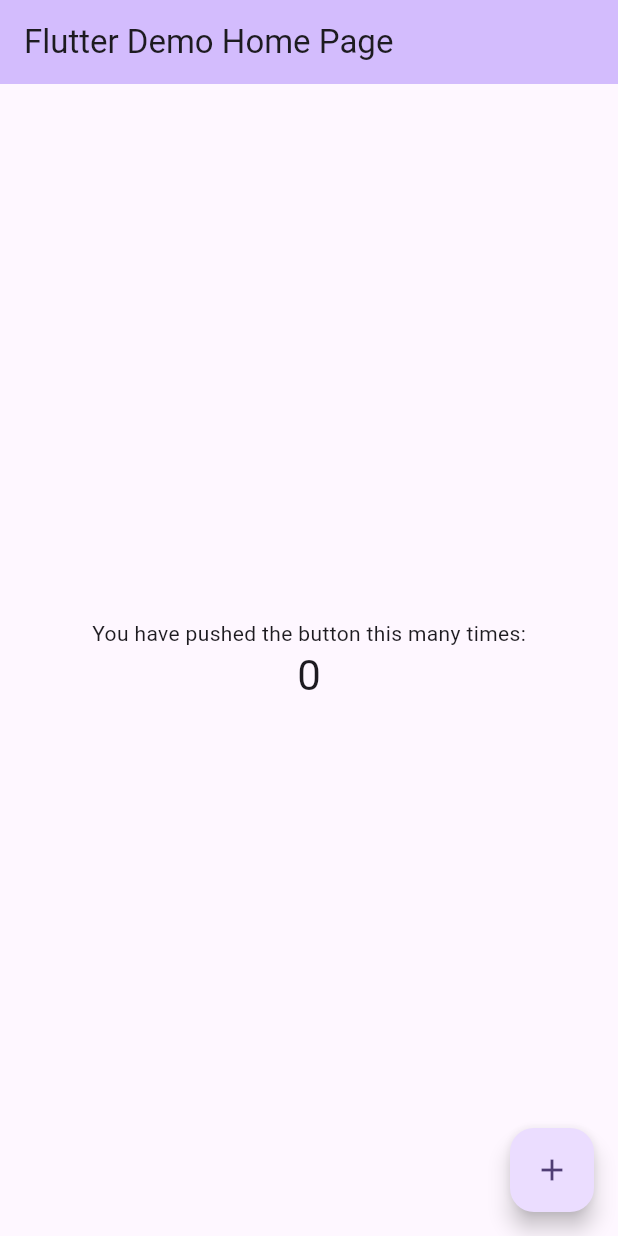
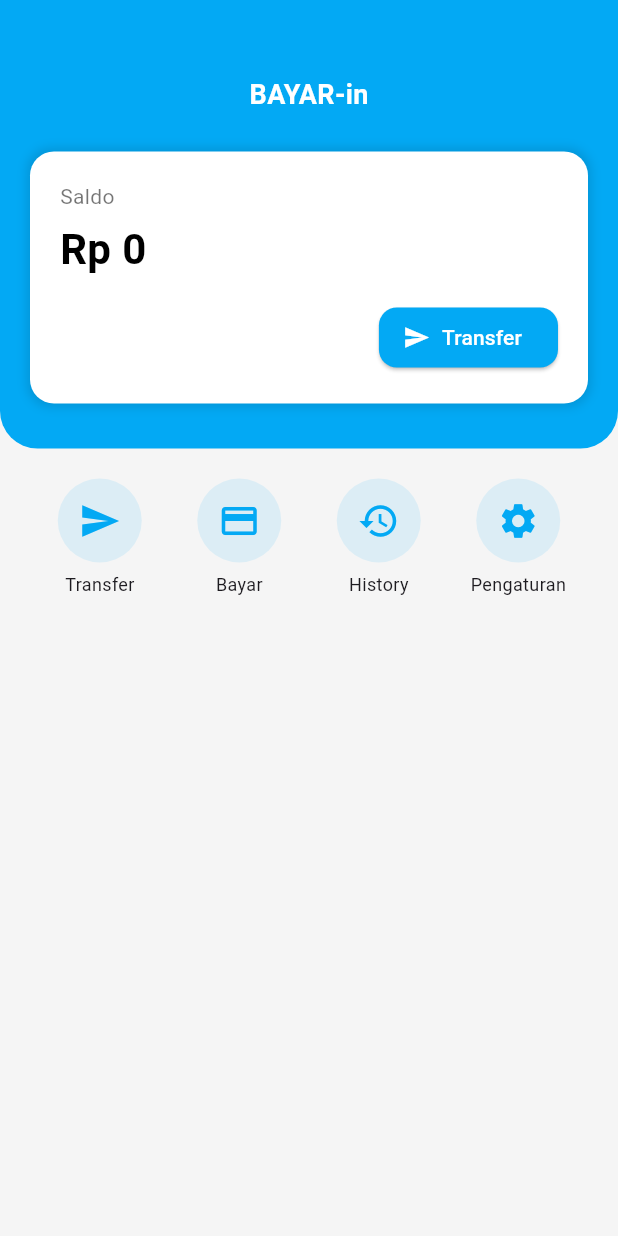
Before and after one commit to Yandhizkia/e_wallet_uts, a Flutter app: the screen it shows after launch, on a phone screen of 412 x 824 dp. Run offline on Flutter 3.47's test engine with Material 3 defaults, Android fonts, the phone set to English and light mode, and no system bars.

Commit message:
Homescreen & Transfer1

```diff
--- a/lib/main.dart
+++ b/lib/main.dart
@@ -1,4 +1,5 @@
 import 'package:flutter/material.dart';
+import 'screen/HomeScreen.dart';
 
 void main() {
   runApp(const MyApp());
@@ -7,116 +8,15 @@ void main() {
 class MyApp extends StatelessWidget {
   const MyApp({super.key});
 
-  // This widget is the root of your application.
   @override
   Widget build(BuildContext context) {
     return MaterialApp(
-      title: 'Flutter Demo',
+      debugShowCheckedModeBanner: false,
+      title: "E-Wallet",
       theme: ThemeData(
-        // This is the theme of your application.
-        //
-        // TRY THIS: Try running your application with "flutter run". You'll see
-        // the application has a purple toolbar. Then, without quitting the app,
-        // try changing the seedColor in the colorScheme below to Colors.green
-        // and then invoke "hot reload" (save your changes or press the "hot
-        // reload" button in a Flutter-supported IDE, or press "r" if you used
-        // the command line to start the app).
-        //
-        // Notice that the counter didn't reset back to zero; the application
-        // state is not lost during the reload. To reset the state, use hot
-        // restart instead.
-        //
-        // This works for code too, not just values: Most code changes can be
-        // tested with just a hot reload.
-        colorScheme: ColorScheme.fromSeed(seedColor: Colors.deepPurple),
+        primarySwatch: Colors.deepPurple,
       ),
-      home: const MyHomePage(title: 'Flutter Demo Home Page'),
+      home: const HomeScreen(),
     );
   }
 }
-
-class MyHomePage extends StatefulWidget {
-  const MyHomePage({super.key, required this.title});
-
-  // This widget is the home page of your application. It is stateful, meaning
-  // that it has a State object (defined below) that contains fields that affect
-  // how it looks.
-
-  // This class is the configuration for the state. It holds the values (in this
-  // case the title) provided by the parent (in this case the App widget) and
-  // used by the build method of the State. Fields in a Widget subclass are
-  // always marked "final".
-
-  final String title;
-
-  @override
-  State<MyHomePage> createState() => _MyHomePageState();
-}
-
-class _MyHomePageState extends State<MyHomePage> {
-  int _counter = 0;
-
-  void _incrementCounter() {
-    setState(() {
-      // This call to setState tells the Flutter framework that something has
-      // changed in this State, which causes it to rerun the build method below
-      // so that the display can reflect the updated values. If we changed
-      // _counter without calling setState(), then the build method would not be
-      // called again, and so nothing would appear to happen.
-      _counter++;
-    });
-  }
-
-  @override
-  Widget build(BuildContext context) {
-    // This method is rerun every time setState is called, for instance as done
-    // by the _incrementCounter method above.
-    //
-    // The Flutter framework has been optimized to make rerunning build methods
-    // fast, so that you can just rebuild anything that needs updating rather
-    // than having to individually change instances of widgets.
-    return Scaffold(
-      appBar: AppBar(
-        // TRY THIS: Try changing the color here to a specific color (to
-        // Colors.amber, perhaps?) and trigger a hot reload to see the AppBar
-        // change color while the other colors stay the same.
-        backgroundColor: Theme.of(context).colorScheme.inversePrimary,
-        // Here we take the value from the MyHomePage object that was created by
-        // the App.build method, and use it to set our appbar title.
-        title: Text(widget.title),
-      ),
-      body: Center(
-        // Center is a layout widget. It takes a single child and positions it
-        // in the middle of the parent.
-        child: Column(
-          // Column is also a layout widget. It takes a list of children and
-          // arranges them vertically. By default, it sizes itself to fit its
-          // children horizontally, and tries to be as tall as its parent.
-          //
-          // Column has various properties to control how it sizes itself and
-          // how it positions its children. Here we use mainAxisAlignment to
-          // center the children vertically; the main axis here is the vertical
-          // axis because Columns are vertical (the cross axis would be
-          // horizontal).
-          //
-          // TRY THIS: Invoke "debug painting" (choose the "Toggle Debug Paint"
-          // action in the IDE, or press "p" in the console), to see the
-          // wireframe for each widget.
-          mainAxisAlignment: MainAxisAlignment.center,
-          children: <Widget>[
-            const Text('You have pushed the button this many times:'),
-            Text(
-              '$_counter',
-              style: Theme.of(context).textTheme.headlineMedium,
-            ),
-          ],
-        ),
-      ),
-      floatingActionButton: FloatingActionButton(
-        onPressed: _incrementCounter,
-        tooltip: 'Increment',
-        child: const Icon(Icons.add),
-      ), // This trailing comma makes auto-formatting nicer for build methods.
-    );
-  }
-}
--- /dev/null
+++ b/lib/screen/HomeScreen.dart
@@ -0,0 +1,168 @@
+import 'package:flutter/material.dart';
+import 'package:intl/intl.dart';
+import 'transfer_file.dart';
+
+class HomeScreen extends StatefulWidget {
+  const HomeScreen({super.key});
+
+  @override
+  State<HomeScreen> createState() => _HomeScreenState();
+}
+
+class _HomeScreenState extends State<HomeScreen> {
+  double saldo = 0;
+  final formatCurrency = NumberFormat.currency(locale: 'id_ID', symbol: 'Rp ');
+
+  void _updateSaldo(double newSaldo) {
+    setState(() {
+      saldo = newSaldo;
+    });
+  }
+
+  @override
+  Widget build(BuildContext context) {
+    return Scaffold(
+      backgroundColor: Colors.grey[100],
+      body: SingleChildScrollView(
+        child: Column(
+          children: [
+            Container(
+              padding: const EdgeInsets.only(
+                top: 50,
+                left: 20,
+                right: 20,
+                bottom: 30,
+              ),
+              decoration: const BoxDecoration(
+                color: Colors.lightBlue,
+                borderRadius: BorderRadius.only(
+                  bottomLeft: Radius.circular(25),
+                  bottomRight: Radius.circular(25),
+                ),
+              ),
+              child: Column(
+                crossAxisAlignment: CrossAxisAlignment.start,
+                children: [
+                  Row(
+                    mainAxisAlignment: MainAxisAlignment.center,
+                    children: const [
+                      Text(
+                        "BAYAR-in",
+                        style: TextStyle(
+                          color: Colors.white,
+                          fontSize: 18,
+                          fontWeight: FontWeight.bold,
+                        ),
+                      ),
+                    ],
+                  ),
+                  const SizedBox(height: 25),
+
+                  // Card saldo
+                  Container(
+                    width: double.infinity,
+                    padding: const EdgeInsets.all(20),
+                    decoration: BoxDecoration(
+                      color: Colors.white,
+                      borderRadius: BorderRadius.circular(16),
+                      boxShadow: [
+                        BoxShadow(
+                          color: Colors.black12,
+                          blurRadius: 5,
+                          spreadRadius: 2,
+                        ),
+                      ],
+                    ),
+                    child: Column(
+                      crossAxisAlignment: CrossAxisAlignment.start,
+                      children: [
+                        const Text(
+                          "Saldo",
+                          style: TextStyle(color: Colors.black54, fontSize: 14),
+                        ),
+                        const SizedBox(height: 5),
+                        Text(
+                          formatCurrency.format(saldo),
+                          style: const TextStyle(
+                            color: Colors.black,
+                            fontSize: 28,
+                            fontWeight: FontWeight.bold,
+                          ),
+                        ),
+                        const SizedBox(height: 15),
+                        Row(
+                          mainAxisAlignment: MainAxisAlignment.end,
+                          children: [
+                            ElevatedButton.icon(
+                              onPressed: () {
+                                Navigator.push(
+                                  context,
+                                  MaterialPageRoute(
+                                    builder: (_) => TransferScreen(
+                                      saldo: saldo,
+                                      onTransfer: _updateSaldo,
+                                    ),
+                                  ),
+                                );
+                              },
+                              icon: const Icon(Icons.send),
+                              label: const Text(
+                                "Transfer",
+                                style: TextStyle(color: Colors.white),
+                              ),
+                              style: ElevatedButton.styleFrom(
+                                backgroundColor: Colors.lightBlue,
+                                foregroundColor: Colors.white,
+                                shape: RoundedRectangleBorder(
+                                  borderRadius: BorderRadius.circular(12),
+                                ),
+                              ),
+                            ),
+                          ],
+                        ),
+                      ],
+                    ),
+                  ),
+                ],
+              ),
+            ),
+
+            const SizedBox(height: 20),
+
+            Padding(
+              padding: const EdgeInsets.symmetric(horizontal: 20),
+              child: GridView.count(
+                crossAxisCount: 4,
+                shrinkWrap: true,
+                physics: const NeverScrollableScrollPhysics(),
+                children: [
+                  _menuItem(Icons.send, "Transfer"),
+                  _menuItem(Icons.payment, "Bayar"),
+                  _menuItem(Icons.history, "History"),
+                  _menuItem(Icons.settings, "Pengaturan"),
+                ],
+              ),
+            ),
+
+            const SizedBox(height: 20),
+          ],
+        ),
+      ),
+    );
+  }
+
+  Widget _menuItem(IconData icon, String title) {
+    return Column(
+      mainAxisSize: MainAxisSize.min,
+      children: [
+        CircleAvatar(
+          radius: 28,
+          backgroundColor: Colors.lightBlue.withOpacity(0.1),
+          child: Icon(icon, color: Colors.lightBlue, size: 28),
+        ),
+        const SizedBox(height: 6),
+        Text(title, style: const TextStyle(fontSize: 12)),
+      ],
+    );
+  }
+}
--- a/pubspec.yaml
+++ b/pubspec.yaml
@@ -19,7 +19,7 @@ publish_to: 'none' # Remove this line if you wish to publish to pub.dev
 version: 1.0.0+1
 
 environment:
-  sdk: ^3.9.2
+  sdk: ^3.9.0
 
 # Dependencies specify other packages that your package needs in order to work.
 # To automatically upgrade your package dependencies to the latest versions
@@ -31,6 +31,7 @@ dependencies:
   flutter:
     sdk: flutter
 
+  intl: ^0.19.0
   # The following adds the Cupertino Icons font to your application.
   # Use with the CupertinoIcons class for iOS style icons.
   cupertino_icons: ^1.0.8
```
Also changed, not shown: lib/screen/transfer_file.dart (added, +197 -0 lines).
